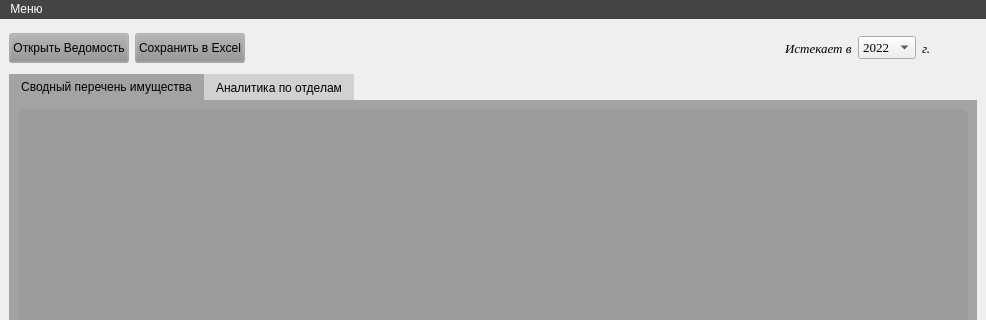
Before: the Qt Designer form project/UIforms/MainForm/form.ui in Bors1k/property-analysis-system, drawn with Qt 5; both pictures show x 0 to 986 and y 0 to 320 of the 986 by 698 pixel window.
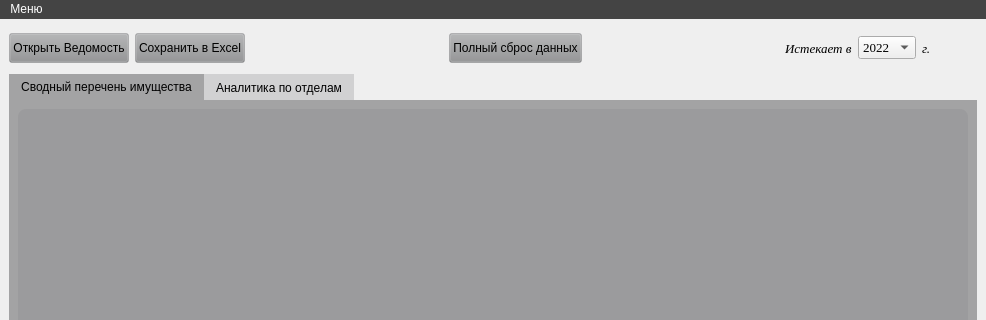
After: the same form once the commit is applied. Icons and pictures are not drawn.

The edit to the form file:
```diff
--- a/project/UIforms/MainForm/form.ui
+++ b/project/UIforms/MainForm/form.ui
@@ -100,6 +100,46 @@
           </property>
          </spacer>
         </item>
+        <item>
+         <widget class="QPushButton" name="pushButton_4">
+          <property name="minimumSize">
+           <size>
+            <width>0</width>
+            <height>30</height>
+           </size>
+          </property>
+          <property name="styleSheet">
+           <string notr="true">.QPushButton {background-color: rgba(143, 144, 146, 80)}
+.QPushButton:hover{ background-color: rgba(143, 144, 146, 130)}</string>
+          </property>
+          <property name="text">
+           <string>Полный сброс данных</string>
+          </property>
+          <property name="icon">
+           <iconset>
+            <normaloff>../../assets/sbros.png</normaloff>../../assets/sbros.png</iconset>
+          </property>
+          <property name="iconSize">
+           <size>
+            <width>30</width>
+            <height>30</height>
+           </size>
+          </property>
+         </widget>
+        </item>
+        <item>
+         <spacer name="horizontalSpacer_4">
+          <property name="orientation">
+           <enum>Qt::Horizontal</enum>
+          </property>
+          <property name="sizeHint" stdset="0">
+           <size>
+            <width>40</width>
+            <height>20</height>
+           </size>
+          </property>
+         </spacer>
+        </item>
         <item>
          <widget class="QLabel" name="label_2">
           <property name="font">
```
